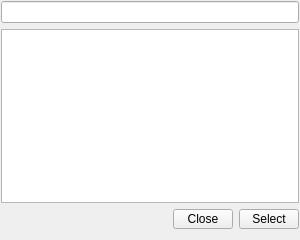
This is QtRMV2Widget/QtSearchBox.ui in mr-phazer/QRMV2Widget as Qt 5 draws it before an edit. The edited form follows.
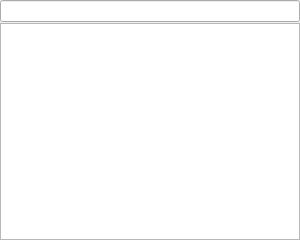
This is the edited form.

Patch:
```diff
--- a/QtRMV2Widget/QtSearchBox.ui
+++ b/QtRMV2Widget/QtSearchBox.ui
@@ -14,14 +14,20 @@
    <string>QtSearchBox</string>
   </property>
   <layout class="QVBoxLayout" name="verticalLayout">
+   <property name="spacing">
+    <number>1</number>
+   </property>
    <property name="leftMargin">
-    <number>1</number>
+    <number>0</number>
    </property>
    <property name="topMargin">
-    <number>1</number>
+    <number>0</number>
    </property>
    <property name="rightMargin">
-    <number>1</number>
+    <number>0</number>
+   </property>
+   <property name="bottomMargin">
+    <number>0</number>
    </property>
    <item>
     <widget class="QLineEdit" name="lineEdit"/>
@@ -29,49 +35,6 @@
    <item>
     <widget class="QListWidget" name="listWidget"/>
    </item>
-   <item>
-    <layout class="QHBoxLayout" name="horizontalLayout">
-     <item>
-      <spacer name="horizontalSpacer">
-       <property name="orientation">
-        <enum>Qt::Horizontal</enum>
-       </property>
-       <property name="sizeHint" stdset="0">
-        <size>
-         <width>40</width>
-         <height>20</height>
-        </size>
-       </property>
-      </spacer>
-     </item>
-     <item>
-      <widget class="QPushButton" name="pushButton">
-       <property name="maximumSize">
-        <size>
-         <width>60</width>
-         <height>20</height>
-        </size>
-       </property>
-       <property name="text">
-        <string>Close</string>
-       </property>
-      </widget>
-     </item>
-     <item>
-      <widget class="QPushButton" name="pushButton_2">
-       <property name="maximumSize">
-        <size>
-         <width>60</width>
-         <height>20</height>
-        </size>
-       </property>
-       <property name="text">
-        <string>Select</string>
-       </property>
-      </widget>
-     </item>
-    </layout>
-   </item>
   </layout>
  </widget>
  <layoutdefault spacing="6" margin="11"/>
```
